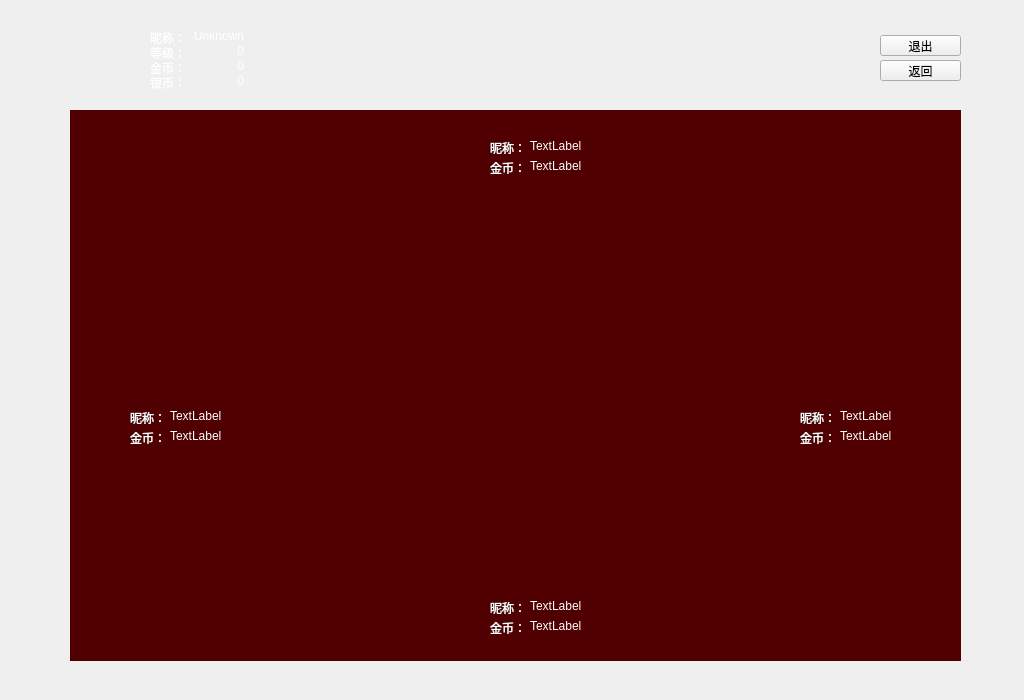
Qt form QTProject/Client/zjh.ui (aldenpang/zhajinhua-project) before a commit.
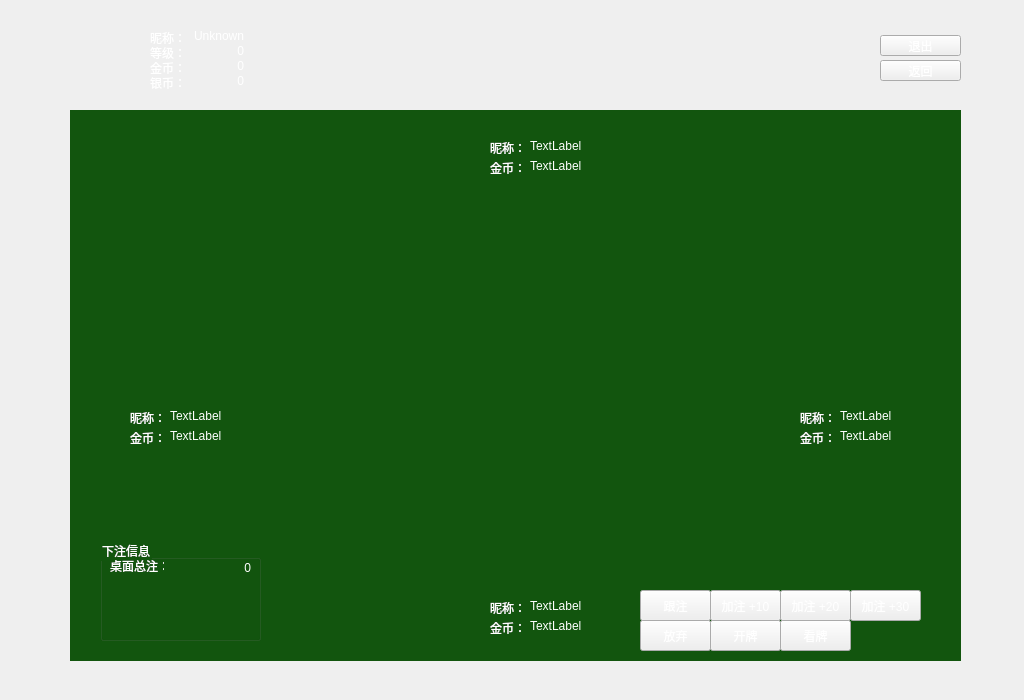
The same form after that commit. Icons and pictures are not drawn.

```diff
--- a/QTProject/Client/zjh.ui
+++ b/QTProject/Client/zjh.ui
@@ -2,6 +2,9 @@
 <ui version="4.0">
  <class>bgWidget</class>
  <widget class="QWidget" name="bgWidget">
+  <property name="enabled">
+   <bool>true</bool>
+  </property>
   <property name="geometry">
    <rect>
     <x>0</x>
@@ -36,41 +39,37 @@
 	color:rgb(255,255,255);
 }
 
-QPushButton[objectName=&quot;btn_back&quot;] 
+QGroupBox
 {
-border-image: url(:/Images/Media/btn_bg)0 312 0 0;
-color: rgb(255, 255, 255);
-}
-QPushButton[objectName=&quot;btn_back&quot;]::hover
-{ 
-border-image: url(:/Images/Media/btn_bg)0 156 0 156;
-color: rgb(255, 255, 255);
-}
-QPushButton[objectName=&quot;btn_back&quot;]::pressed
-{ 
-border-image: url(:/Images/Media/btn_bg)0 0 0 312;
-color: rgb(255, 255, 255);
+	color:rgb(255,255,255);
 }
 
-QPushButton[objectName=&quot;btn_quit&quot;] 
+QPushButton
 {
 border-image: url(:/Images/Media/btn_bg)0 312 0 0;
 color: rgb(255, 255, 255);
 }
-QPushButton[objectName=&quot;btn_quit&quot;]::hover
+QPushButton::hover
 { 
 border-image: url(:/Images/Media/btn_bg)0 156 0 156;
 color: rgb(255, 255, 255);
 }
-QPushButton[objectName=&quot;btn_quit&quot;]::pressed
+QPushButton::pressed
 { 
 border-image: url(:/Images/Media/btn_bg)0 0 0 312;
 color: rgb(255, 255, 255);
 }
+QPushButton::disabled
+{ 
+border-image: url(:/Images/Media/btn_bg)0 0 0 312;
+color: rgb(130, 130, 130);
+}
 
 QGraphicsView
 {
-	background-color: rgb(80, 0, 1);
+	/*background-color: rgb(80, 0, 1);*/
+	background-color: rgb(18, 85, 14);
+
 }
 
 </string>
@@ -118,6 +117,9 @@
    </property>
   </widget>
   <widget class="QGraphicsView" name="graphicsView">
+   <property name="enabled">
+    <bool>false</bool>
+   </property>
    <property name="geometry">
     <rect>
      <x>70</x>
@@ -524,6 +526,142 @@
     <set>Qt::AlignRight|Qt::AlignTrailing|Qt::AlignVCenter</set>
    </property>
   </widget>
+  <widget class="QPushButton" name="btn_oper_1">
+   <property name="enabled">
+    <bool>true</bool>
+   </property>
+   <property name="geometry">
+    <rect>
+     <x>640</x>
+     <y>590</y>
+     <width>71</width>
+     <height>31</height>
+    </rect>
+   </property>
+   <property name="text">
+    <string>跟注</string>
+   </property>
+  </widget>
+  <widget class="QPushButton" name="btn_oper_2">
+   <property name="geometry">
+    <rect>
+     <x>710</x>
+     <y>590</y>
+     <width>71</width>
+     <height>31</height>
+    </rect>
+   </property>
+   <property name="text">
+    <string>加注 +10</string>
+   </property>
+  </widget>
+  <widget class="QPushButton" name="btn_oper_3">
+   <property name="geometry">
+    <rect>
+     <x>780</x>
+     <y>590</y>
+     <width>71</width>
+     <height>31</height>
+    </rect>
+   </property>
+   <property name="text">
+    <string>加注 +20</string>
+   </property>
+  </widget>
+  <widget class="QPushButton" name="btn_oper_4">
+   <property name="geometry">
+    <rect>
+     <x>850</x>
+     <y>590</y>
+     <width>71</width>
+     <height>31</height>
+    </rect>
+   </property>
+   <property name="text">
+    <string>加注 +30</string>
+   </property>
+  </widget>
+  <widget class="QPushButton" name="btn_oper_5">
+   <property name="geometry">
+    <rect>
+     <x>710</x>
+     <y>620</y>
+     <width>71</width>
+     <height>31</height>
+    </rect>
+   </property>
+   <property name="text">
+    <string>开牌</string>
+   </property>
+  </widget>
+  <widget class="QPushButton" name="btn_oper_6">
+   <property name="geometry">
+    <rect>
+     <x>780</x>
+     <y>620</y>
+     <width>71</width>
+     <height>31</height>
+    </rect>
+   </property>
+   <property name="text">
+    <string>看牌</string>
+   </property>
+  </widget>
+  <widget class="QPushButton" name="btn_oper_7">
+   <property name="geometry">
+    <rect>
+     <x>640</x>
+     <y>620</y>
+     <width>71</width>
+     <height>31</height>
+    </rect>
+   </property>
+   <property name="text">
+    <string>放弃</string>
+   </property>
+  </widget>
+  <widget class="QGroupBox" name="groupBox">
+   <property name="geometry">
+    <rect>
+     <x>100</x>
+     <y>540</y>
+     <width>161</width>
+     <height>101</height>
+    </rect>
+   </property>
+   <property name="title">
+    <string>下注信息</string>
+   </property>
+   <widget class="QLabel" name="label">
+    <property name="geometry">
+     <rect>
+      <x>10</x>
+      <y>20</y>
+      <width>54</width>
+      <height>12</height>
+     </rect>
+    </property>
+    <property name="text">
+     <string>桌面总注：</string>
+    </property>
+   </widget>
+   <widget class="QLabel" name="totalCoin">
+    <property name="geometry">
+     <rect>
+      <x>80</x>
+      <y>20</y>
+      <width>71</width>
+      <height>16</height>
+     </rect>
+    </property>
+    <property name="text">
+     <string>0</string>
+    </property>
+    <property name="alignment">
+     <set>Qt::AlignRight|Qt::AlignTrailing|Qt::AlignVCenter</set>
+    </property>
+   </widget>
+  </widget>
  </widget>
  <resources>
   <include location="client.qrc"/>
```
